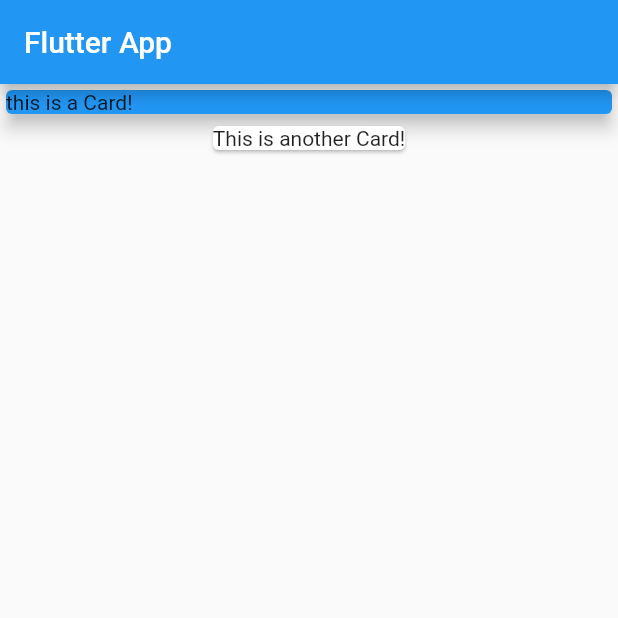
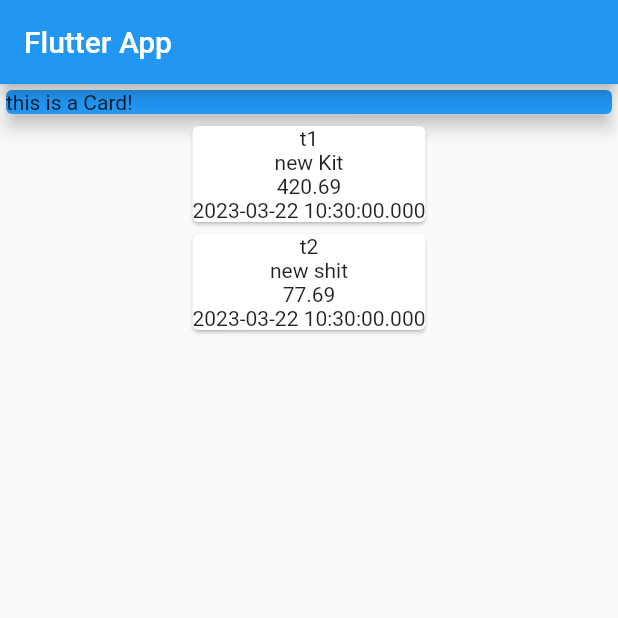
Before and after one commit to barimehdi77/personal-expenses-app, a Flutter app: the screen it shows after launch, on a phone screen of 412 x 824 dp, the top half of it. Run offline on Flutter 3.47's test engine with Material 2 defaults, Android fonts, the phone set to English and light mode, and no system bars.

Commit message:
display transaction list

```diff
--- a/lib/main.dart
+++ b/lib/main.dart
@@ -47,8 +47,19 @@ class MyHomePage extends StatelessWidget {
                 elevation: 5,
               ),
             ),
-            Card(
-              child: Text('This is another Card!'),
+            Column(
+              children: transactions.map((tx) {
+                return Card(
+                  child: Column(
+                    children: [
+                      Text(tx.id),
+                      Text(tx.name),
+                      Text(tx.amound.toString()),
+                      Text(tx.date.toString())
+                    ],
+                  ),
+                );
+              }).toList(),
             )
           ],
         ),
```
